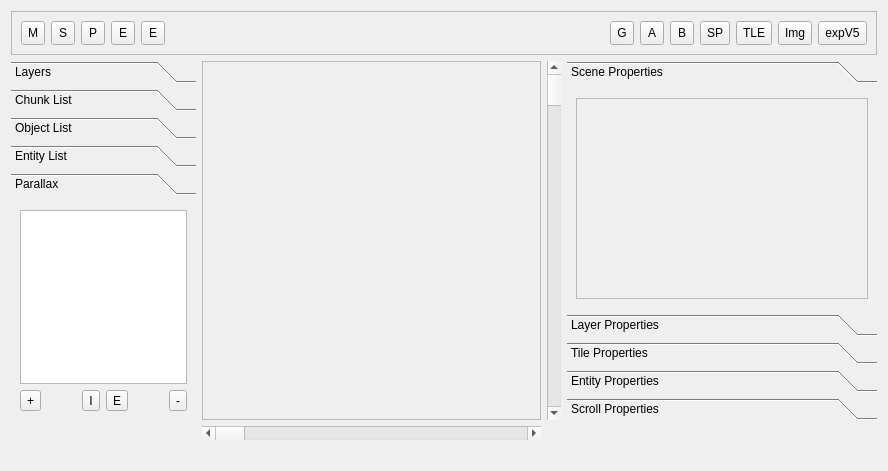
The window that RetroEDv2/tools/sceneeditor.ui (RSDKModding/RetroED) describes before a commit, drawn with Qt 5.
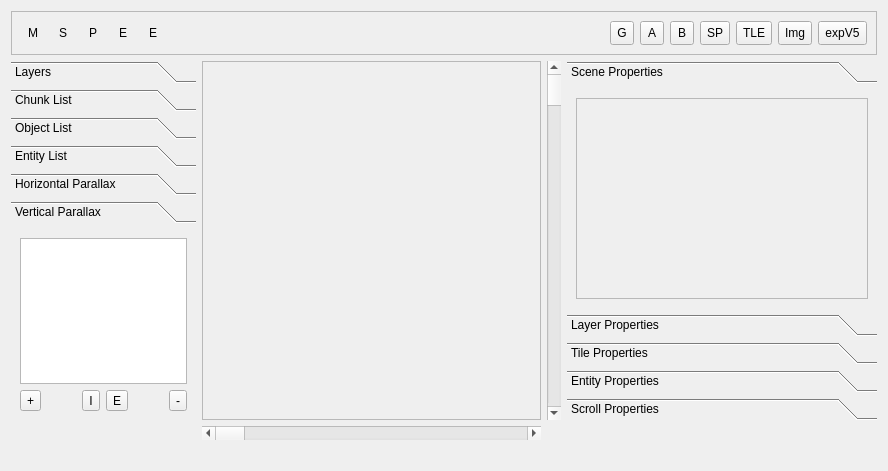
The same window after the commit. The open tabs and pages were chosen to show the change. Icons and pictures are not drawn.

The edit to the form file:
```diff
--- a/RetroEDv2/tools/sceneeditor.ui
+++ b/RetroEDv2/tools/sceneeditor.ui
@@ -204,11 +204,11 @@
         <x>0</x>
         <y>0</y>
         <width>185</width>
-        <height>229</height>
+        <height>202</height>
        </rect>
       </property>
       <attribute name="label">
-       <string>Parallax</string>
+       <string>Horizontal Parallax</string>
       </attribute>
       <layout class="QGridLayout" name="gridLayout_15">
        <item row="0" column="0" colspan="6">
@@ -286,6 +286,86 @@
        </item>
       </layout>
      </widget>
+     <widget class="QWidget" name="vScrollPage">
+      <attribute name="label">
+       <string>Vertical Parallax</string>
+      </attribute>
+      <layout class="QGridLayout" name="gridLayout_18">
+       <item row="0" column="0" colspan="6">
+        <widget class="QListWidget" name="vScrollList"/>
+       </item>
+       <item row="1" column="0">
+        <widget class="QToolButton" name="addScrV">
+         <property name="text">
+          <string>+</string>
+         </property>
+         <property name="icon">
+          <iconset resource="../resources.qrc">
+           <normaloff>:/icons/ic_add_circle_48px.svg</normaloff>:/icons/ic_add_circle_48px.svg</iconset>
+         </property>
+        </widget>
+       </item>
+       <item row="1" column="1">
+        <spacer name="horizontalSpacer_7">
+         <property name="orientation">
+          <enum>Qt::Horizontal</enum>
+         </property>
+         <property name="sizeHint" stdset="0">
+          <size>
+           <width>17</width>
+           <height>20</height>
+          </size>
+         </property>
+        </spacer>
+       </item>
+       <item row="1" column="2">
+        <widget class="QToolButton" name="impScrV">
+         <property name="text">
+          <string>I</string>
+         </property>
+         <property name="icon">
+          <iconset resource="../resources.qrc">
+           <normaloff>:/icons/ic_undo_48px.svg</normaloff>:/icons/ic_undo_48px.svg</iconset>
+         </property>
+        </widget>
+       </item>
+       <item row="1" column="3">
+        <widget class="QToolButton" name="expScrV">
+         <property name="text">
+          <string>E</string>
+         </property>
+         <property name="icon">
+          <iconset resource="../resources.qrc">
+           <normaloff>:/icons/ic_redo_48px.svg</normaloff>:/icons/ic_redo_48px.svg</iconset>
+         </property>
+        </widget>
+       </item>
+       <item row="1" column="4">
+        <spacer name="horizontalSpacer_8">
+         <property name="orientation">
+          <enum>Qt::Horizontal</enum>
+         </property>
+         <property name="sizeHint" stdset="0">
+          <size>
+           <width>18</width>
+           <height>20</height>
+          </size>
+         </property>
+        </spacer>
+       </item>
+       <item row="1" column="5">
+        <widget class="QToolButton" name="rmScrV">
+         <property name="text">
+          <string>-</string>
+         </property>
+         <property name="icon">
+          <iconset resource="../resources.qrc">
+           <normaloff>:/icons/ic_cancel_48px.svg</normaloff>:/icons/ic_cancel_48px.svg</iconset>
+         </property>
+        </widget>
+       </item>
+      </layout>
+     </widget>
     </widget>
    </item>
    <item row="1" column="2">
@@ -479,7 +559,7 @@
           <normaloff>:/icons/ic_pan_tool_48px.svg</normaloff>:/icons/ic_pan_tool_48px.svg</iconset>
         </property>
         <property name="autoRaise">
-         <bool>false</bool>
+         <bool>true</bool>
         </property>
        </widget>
       </item>
@@ -515,7 +595,7 @@
           <normaloff>:/icons/ic_eraser_48px.svg</normaloff>:/icons/ic_eraser_48px.svg</iconset>
         </property>
         <property name="autoRaise">
-         <bool>false</bool>
+         <bool>true</bool>
         </property>
        </widget>
       </item>
@@ -577,7 +657,7 @@
           <normaloff>:/icons/ic_view_in_ar_48px.svg</normaloff>:/icons/ic_view_in_ar_48px.svg</iconset>
         </property>
         <property name="autoRaise">
-         <bool>false</bool>
+         <bool>true</bool>
         </property>
        </widget>
       </item>
@@ -685,7 +765,7 @@
           <normaloff>:/icons/ic_highlight_alt_48px.svg</normaloff>:/icons/ic_highlight_alt_48px.svg</iconset>
         </property>
         <property name="autoRaise">
-         <bool>false</bool>
+         <bool>true</bool>
         </property>
        </widget>
       </item>
@@ -708,7 +788,7 @@
           <normaloff>:/icons/ic_mode_edit_48px.svg</normaloff>:/icons/ic_mode_edit_48px.svg</iconset>
         </property>
         <property name="autoRaise">
-         <bool>false</bool>
+         <bool>true</bool>
         </property>
        </widget>
       </item>
```
Left out of the diff: 22 changed lines with no effect on the pictures.
